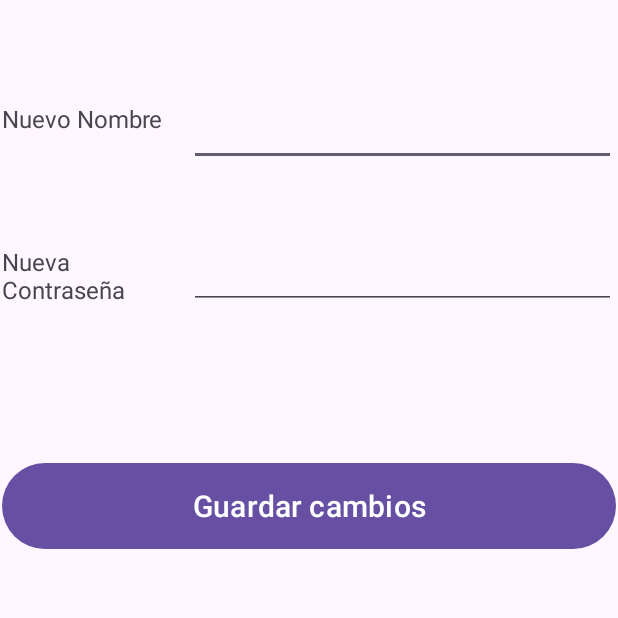
After one commit to ssv256/PMDM_Tarea1, an Android app: the Activity4 screen opened directly, with no data from a screen before it, on a phone screen of 412 x 824 dp, the top half of it. The commit adds this screen. Run offline under Robolectric (Android 15) with nearby library versions, the phone set to English and light mode, and no system bars.

Commit message:
Aplicacion echa entera

```diff
--- /dev/null
+++ b/app/src/main/java/com/example/samuel_suarez_viton_pmdm_tarea1/intents/Activity4.java
@@ -0,0 +1,50 @@
+package com.example.samuel_suarez_viton_pmdm_tarea1.intents;
+
+import android.app.Activity;
+import android.content.Intent;
+import android.os.Bundle;
+import android.view.View;
+import android.widget.Button;
+import android.widget.EditText;
+
+import androidx.activity.EdgeToEdge;
+import androidx.appcompat.app.AppCompatActivity;
+import androidx.core.graphics.Insets;
+import androidx.core.view.ViewCompat;
+import androidx.core.view.WindowInsetsCompat;
+
+import com.example.samuel_suarez_viton_pmdm_tarea1.R;
+
+public class Activity4 extends AppCompatActivity {
+
+    @Override
+    protected void onCreate(Bundle savedInstanceState) {
+        super.onCreate(savedInstanceState);
+        EdgeToEdge.enable(this);
+        setContentView(R.layout.activity_4);
+        ViewCompat.setOnApplyWindowInsetsListener(findViewById(R.id.main), (v, insets) -> {
+            Insets systemBars = insets.getInsets(WindowInsetsCompat.Type.systemBars());
+            v.setPadding(systemBars.left, systemBars.top, systemBars.right, systemBars.bottom);
+            return insets;
+        });
+
+        EditText textoNombre = findViewById(R.id.editTextNombre);
+        EditText textoContrasena = findViewById(R.id.editTextContrasena);
+        Button botonGuardar = findViewById(R.id.buttonGuardar);
+
+        botonGuardar.setOnClickListener(new View.OnClickListener() {
+            @Override
+            public void onClick(View view) {
+
+                Intent intent = getIntent();
+
+                intent.putExtra("Nombre", textoNombre.getText().toString());
+                intent.putExtra("Contrasena", textoContrasena.getText().toString());
+                setResult(Activity.RESULT_OK,intent);
+                finish();
+            }
+        });
+
+
+    }
+}
--- /dev/null
+++ b/app/src/main/res/layout/activity_4.xml
@@ -0,0 +1,82 @@
+<?xml version="1.0" encoding="utf-8"?>
+<androidx.constraintlayout.widget.ConstraintLayout xmlns:android="http://schemas.android.com/apk/res/android"
+    xmlns:app="http://schemas.android.com/apk/res-auto"
+    xmlns:tools="http://schemas.android.com/tools"
+    android:id="@+id/main"
+    android:layout_width="match_parent"
+    android:layout_height="match_parent"
+    tools:context=".intents.Activity4">
+
+    <LinearLayout
+        android:layout_width="409dp"
+        android:layout_height="729dp"
+        android:orientation="vertical"
+        app:layout_constraintBottom_toBottomOf="parent"
+        app:layout_constraintEnd_toEndOf="parent"
+        app:layout_constraintStart_toStartOf="parent"
+        app:layout_constraintTop_toTopOf="parent">
+
+        <LinearLayout
+            android:layout_width="match_parent"
+            android:layout_height="257dp"
+            android:orientation="vertical">
+
+            <LinearLayout
+                android:layout_width="match_parent"
+                android:layout_height="95dp"
+                android:orientation="horizontal">
+
+                <TextView
+                    android:id="@+id/textViewNuevoNombre"
+                    android:layout_width="118dp"
+                    android:layout_height="wrap_content"
+                    android:layout_weight="1"
+                    android:text="@string/textViewNuevoNombre"
+                    android:textSize="16sp" />
+
+                <EditText
+                    android:id="@+id/editTextNombre"
+                    android:layout_width="278dp"
+                    android:layout_height="63dp"
+                    android:layout_weight="1"
+                    android:ems="10"
+                    android:inputType="text" />
+            </LinearLayout>
+
+            <LinearLayout
+                android:layout_width="match_parent"
+                android:layout_height="92dp"
+                android:orientation="horizontal">
+
+                <TextView
+                    android:id="@+id/textViewNuevaContraseña"
+                    android:layout_width="118dp"
+                    android:layout_height="wrap_content"
+                    android:layout_weight="1"
+                    android:text="@string/textViewNuevaContraseña"
+                    android:textSize="16sp" />
+
+                <EditText
+                    android:id="@+id/editTextContrasena"
+                    android:layout_width="278dp"
+                    android:layout_height="63dp"
+                    android:layout_weight="1"
+                    android:ems="10"
+                    android:inputType="text" />
+            </LinearLayout>
+        </LinearLayout>
+
+        <LinearLayout
+            android:layout_width="match_parent"
+            android:layout_height="92dp"
+            android:orientation="vertical">
+
+            <Button
+                android:id="@+id/buttonGuardar"
+                android:layout_width="match_parent"
+                android:layout_height="65dp"
+                android:text="@string/buttonGuardar"
+                android:textSize="20sp" />
+        </LinearLayout>
+    </LinearLayout>
+</androidx.constraintlayout.widget.ConstraintLayout>
--- a/app/src/main/res/values/strings.xml
+++ b/app/src/main/res/values/strings.xml
@@ -1,6 +1,48 @@
 <resources>
     <string name="app_name">Samuel_Suarez_Viton_PMDM_Tarea1</string>
+
+    <!-- Actividad 1-->
+    <!--Identificador del TextViewNombre-->
     <string name="TextViewNombre">Nombre</string>
+
+    <!--Identificador del TextViewContraseña-->
     <string name="TextViewContraseña">Contraseña</string>
 
+    <!--Identificador del Boton de iniciar sesion-->
+    <string name="buttonLogin">Iniciar Sesion</string>
+
+    <!--Identificador del boton modificar-->
+    <string name="buttonModificar">Modificar Credenciales</string>
+
+    <!--Actividad 2-->
+    <!--TextView del texto Bienvenida-->
+    <string name="textViewBienvenida">Bienvenido: </string>
+
+    <!--Identificador del boton para poner alarma-->
+    <string name="BotonAlarma">Poner Alarma</string>
+
+    <!--Actividad 3-->
+    <!--Identificador del TextView del nombre alarma-->
+    <string name="TextViewNombreAlarma">Nombre Alarma</string>
+
+    <!--Identificador del TextView de la hora alarma-->
+    <string name="textViewHora">Hora alarma</string>
+
+    <!--Identificador del TextView de los minutos Alarma-->
+    <string name="textViewMinutos">Minutos alarma</string>
+
+    <!--Identificador del boton crear alarma-->
+    <string name="botonCrear">Crear Alarma</string>
+
+    <!--Actividad 4-->
+    <!--Identificador del TextView del nuevo Nombre-->
+    <string name="textViewNuevoNombre">Nuevo Nombre</string>
+
+    <!--Identificador del TextView de la nueva Contraseña-->
+    <string name="textViewNuevaContraseña">Nueva Contraseña</string>
+
+    <!--Identificador del boton guardar nuevos datos-->
+    <string name="buttonGuardar">Guardar cambios</string>
+
+
 </resources>
```
Also changed, not shown: app/src/main/AndroidManifest.xml (+9 -2 lines), app/src/main/java/com/example/samuel_suarez_viton_pmdm_tarea1/MainActivity.java (+83 -1 lines), app/src/main/java/com/example/samuel_suarez_viton_pmdm_tarea1/intents/Activity2.java (added, +68 -0 lines), app/src/main/java/com/example/samuel_suarez_viton_pmdm_tarea1/intents/Activity3.java (added, +49 -0 lines), app/src/main/java/com/example/samuel_suarez_viton_pmdm_tarea1/intents/IntentExplicito.java (deleted, +0 -26 lines), app/src/main/java/com/example/samuel_suarez_viton_pmdm_tarea1/intents/IntentImplicito.java (deleted, +0 -26 lines), app/src/main/res/layout/activity_2.xml (added, +50 -0 lines), app/src/main/res/layout/activity_3.xml (added, +85 -0 lines), app/src/main/res/layout/activity_intent_explicito.xml (deleted, +0 -10 lines), app/src/main/res/layout/activity_intent_implicito.xml (deleted, +0 -10 lines), app/src/main/res/layout/activity_main.xml (+8 -8 lines).
